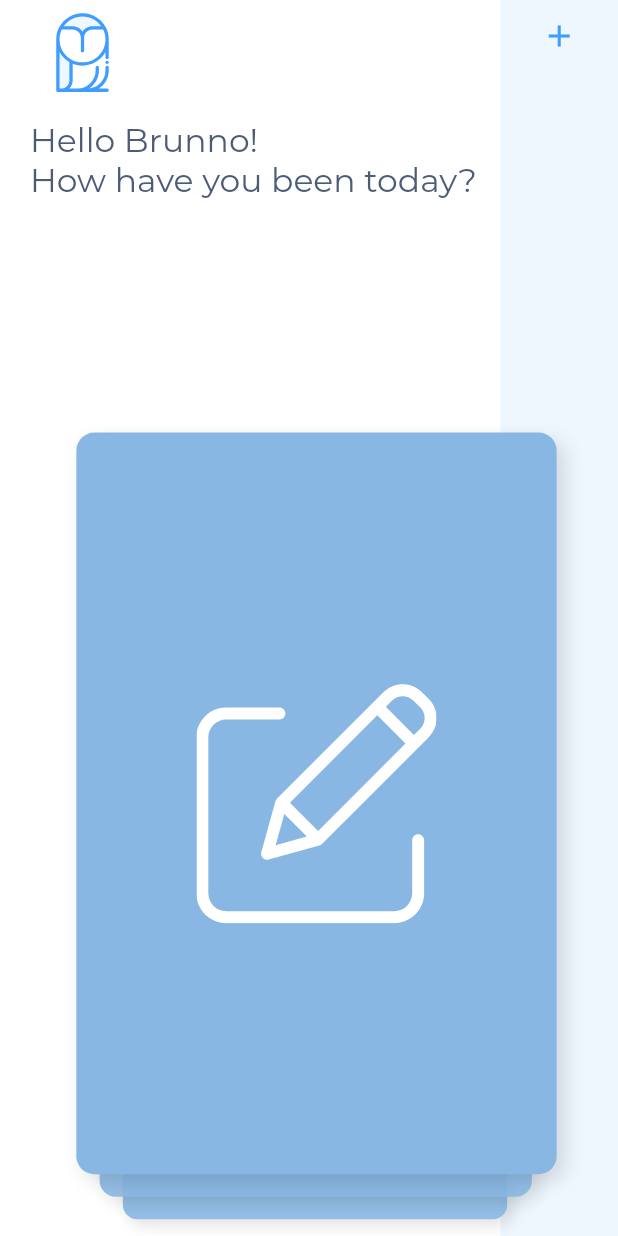
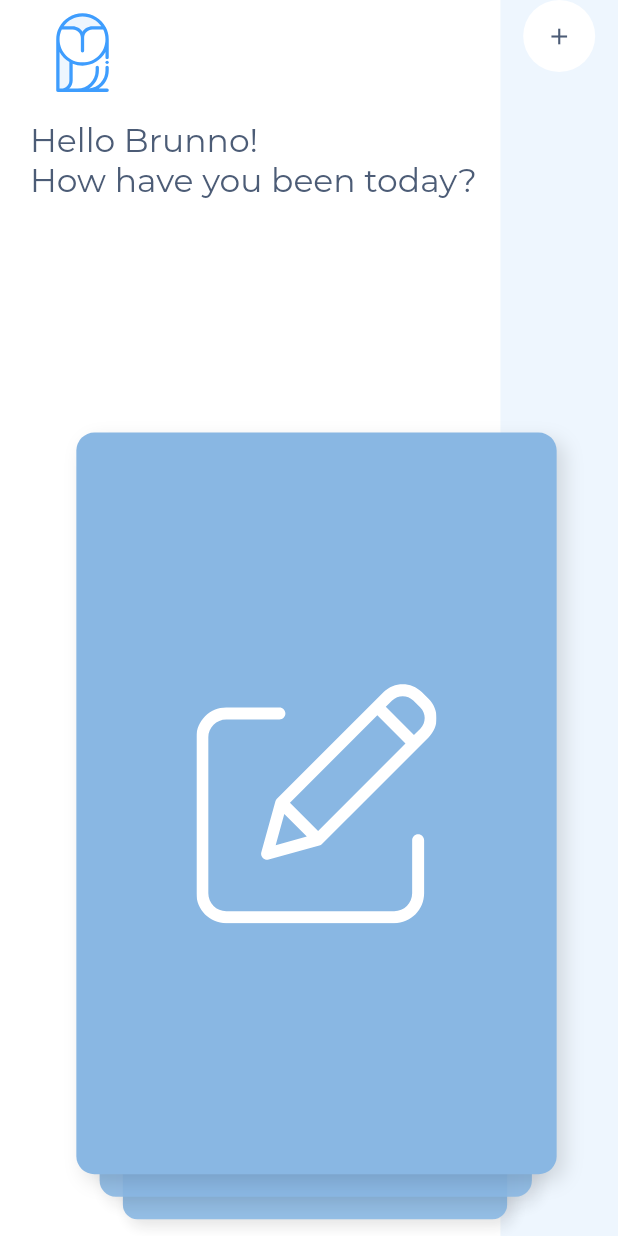
Before and after one commit to brunnohofmann/my_journal, a Flutter app: the HomeScreen widget shown alone on an empty page, opened directly, on a phone screen of 412 x 824 dp. Run offline on Flutter 3.47's test engine with Material 2 defaults, Android fonts, the phone set to English and light mode, and no system bars; our stand-ins replace cloud_firestore, date_format, firebase_auth, firebase_storage, flutter_svg, flutter_swiper and 3 more; accounts and stored records are empty.

Commit message:
Updates Circular Button style

```diff
--- a/lib/screens/app/HomeScreen.dart
+++ b/lib/screens/app/HomeScreen.dart
@@ -1,6 +1,7 @@
 import 'package:flutter/material.dart';
 import 'package:flutter_swiper/flutter_swiper.dart';
 import 'package:my_journal/components/add_record_card.dart';
+import 'package:my_journal/components/circular_button.dart';
 import 'package:my_journal/components/mascot.dart';
 import 'package:my_journal/components/record_cover_card.dart';
 import 'package:my_journal/components/typography/title.dart';
@@ -68,9 +69,8 @@ class _HomeScreenState extends State<HomeScreen> {
                 child: SafeArea(
                   child: Column(
                     children: [
-                      IconButton(
-                        color: secondaryColor,
-                        icon: Icon(Icons.add),
+                      CircularButton(
+                        icon: Icons.add,
                         onPressed: () {
                           push(context, NewRecordScreen());
                         },
```
